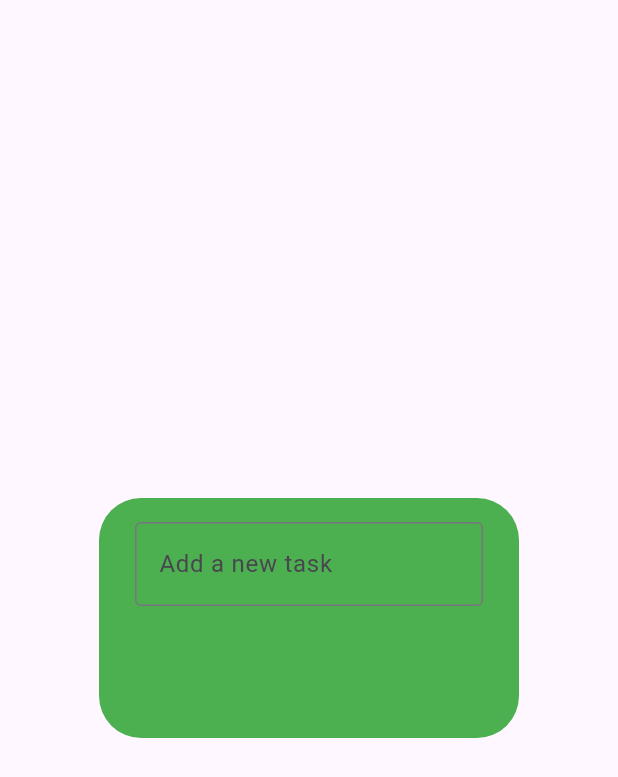
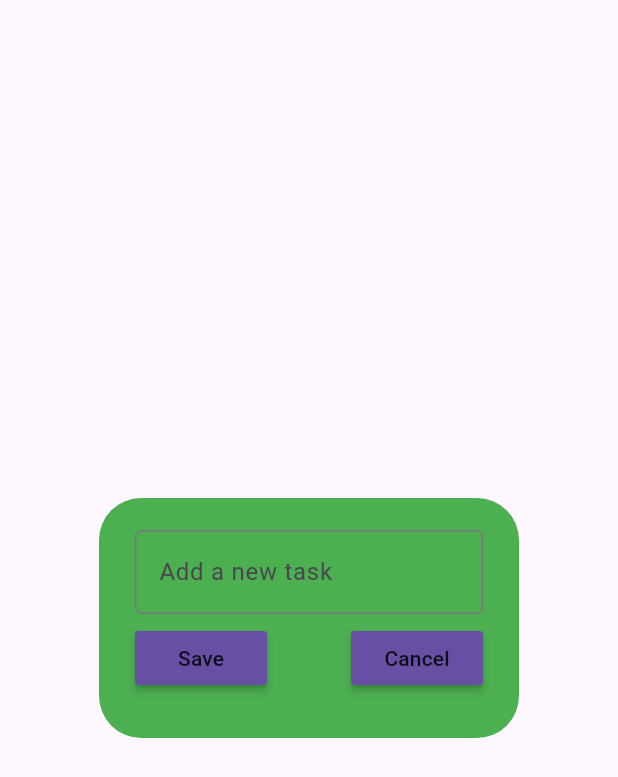
Before and after one commit to Raftouch/todo-app-flutter, a Flutter app: the DialogBox widget shown alone on an empty page, opened directly, on a phone screen of 412 x 824 dp. Shown: the top 777 px of the screen. Run offline on Flutter 3.47's test engine with Material 3 defaults, Android fonts, the phone set to English and light mode, and no system bars.

Commit message:
add buttons

```diff
--- a/lib/components/dialog_box.dart
+++ b/lib/components/dialog_box.dart
@@ -1,25 +1,30 @@
 import 'package:flutter/material.dart';
+import 'package:todo_app/components/my_button.dart';
 
 class DialogBox extends StatelessWidget {
   const DialogBox({super.key});
 
   @override
   Widget build(BuildContext context) {
-    return const AlertDialog(
+    return AlertDialog(
       backgroundColor: Colors.green,
       content: SizedBox(
         height: 120,
         child: Column(
+          mainAxisAlignment: MainAxisAlignment.spaceEvenly,
           children: [
-            TextField(
+            const TextField(
               decoration: InputDecoration(
                   border: OutlineInputBorder(), hintText: "Add a new task"),
             ),
-             Row(
+            Row(
+              mainAxisAlignment: MainAxisAlignment.spaceBetween,
               children: [
                 // save button
+                MyButton(text: "Save", onPressed: () {}),
 
                 // cancel button
+                MyButton(text: "Cancel", onPressed: () {}),
               ],
             )
           ],
```
